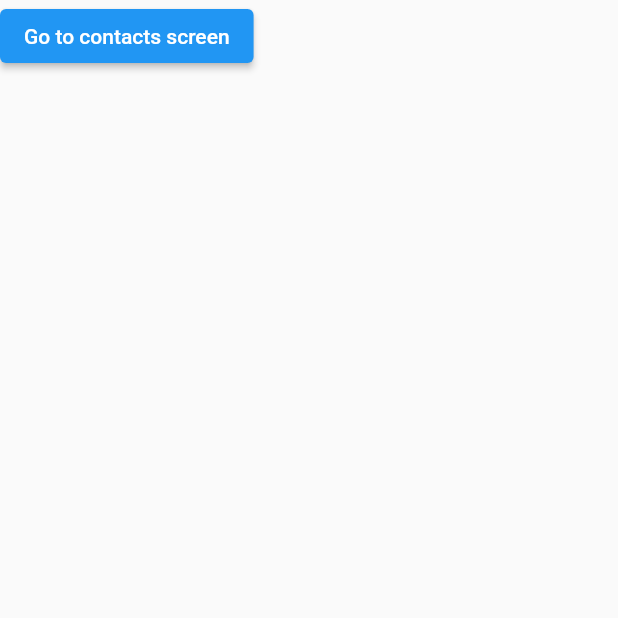
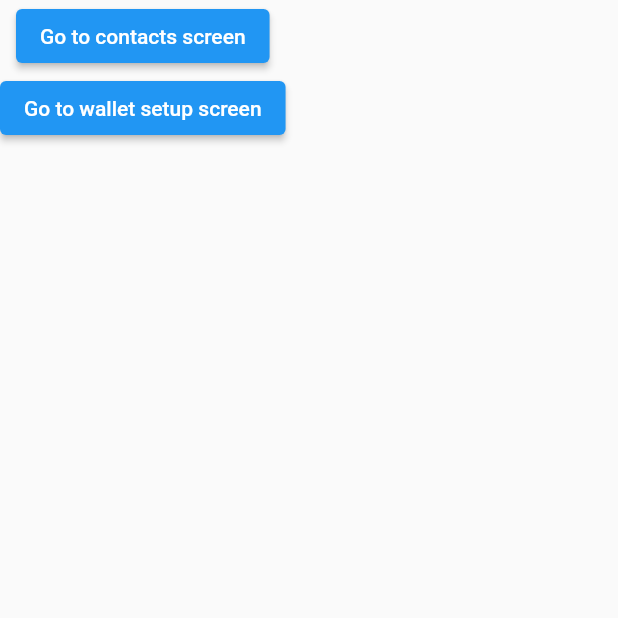
Before and after one commit to dmechat/dmechat, a Flutter app: the screen it shows after launch, on a phone screen of 412 x 824 dp, the top half of it. Run offline on Flutter 3.47's test engine with Material 2 defaults, Android fonts, the phone set to English and light mode, and no system bars; our stand-ins replace faker, firebase_core, get_it, shared_preferences, url_strategy; missing offline and left inert: dice_bear, quick_log; accounts and stored records are empty.

Commit message:
Add wallet pages

```diff
--- a/lib/routes.dart
+++ b/lib/routes.dart
@@ -3,6 +3,8 @@ import 'package:dmechat/screens/calls_screen/calls_screen.dart';
 import 'package:dmechat/screens/chats_screen/chats_screen.dart';
 import 'package:dmechat/screens/contacts_screen/contacts_screen.dart';
 import 'package:dmechat/screens/splash_screen/splash_screen.dart';
+import 'package:dmechat/screens/wallet/wallet_register_username/wallet_register_username.dart';
+import 'package:dmechat/screens/wallet_setup_screen/wallet_setup_screen.dart';
 import 'package:flutter/widgets.dart';
 import 'package:quick_log/quick_log.dart';
 
@@ -13,4 +15,6 @@ final Map<String, WidgetBuilder> routes = {
   ContactsScreen.routeName: (context) => const ContactsScreen(),
   ChatsScreen.routeName: (context) => const ChatsScreen(),
   CallsScreen.routeName: (context) => const CallsScreen(),
+  WalletSetupScreen.routeName: (context) => const WalletSetupScreen(),
+  WalletRegisterUsername.routeName: (context) => const WalletRegisterUsername(),
 };
--- a/lib/screens/splash_screen/splash_screen.dart
+++ b/lib/screens/splash_screen/splash_screen.dart
@@ -1,5 +1,6 @@
 import 'package:dmechat/screens/chats_screen/chats_screen.dart';
 import 'package:dmechat/screens/contacts_screen/contacts_screen.dart';
+import 'package:dmechat/screens/wallet_setup_screen/wallet_setup_screen.dart';
 import 'package:dmechat/widgets/responsive/responsive.dart';
 import 'package:flutter/material.dart';
 
@@ -10,17 +11,30 @@ class SplashScreen extends StatelessWidget {
 
   @override
   Widget build(BuildContext context) {
-    var elevatedButton = ElevatedButton(
-      child: Text("Go to contacts screen"),
-      onPressed: () {
-        Navigator.of(context).pushReplacementNamed(ChatsScreen.routeName);
-      },
-    );
+    var contents = Column(children: [
+      ElevatedButton(
+        child: Text(
+          "Go to contacts screen",
+        ),
+        onPressed: () {
+          Navigator.of(context).pushReplacementNamed(ChatsScreen.routeName);
+        },
+      ),
+      ElevatedButton(
+        child: Text(
+          "Go to wallet setup screen",
+        ),
+        onPressed: () {
+          Navigator.of(context)
+              .pushReplacementNamed(WalletSetupScreen.routeName);
+        },
+      ),
+    ]);
     return Scaffold(
       body: Responsive(
-        desktop: elevatedButton,
-        tablet: elevatedButton,
-        mobile: elevatedButton,
+        desktop: contents,
+        tablet: contents,
+        mobile: contents,
       ),
     );
   }
```
Also changed, not shown: lib/screens/wallet/wallet_register_username/wallet_register_username.dart (added, +33 -0 lines), lib/screens/wallet_setup_screen/wallet_setup_screen.dart (added, +33 -0 lines), 1 other file.
